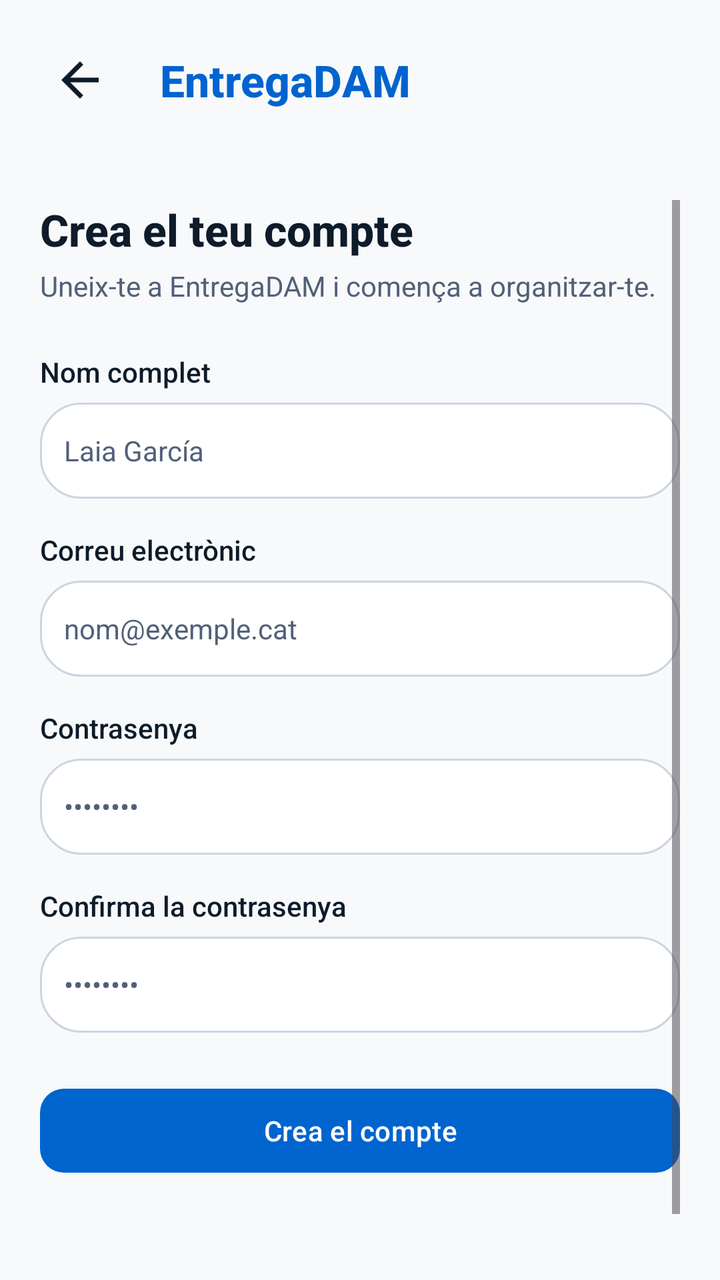
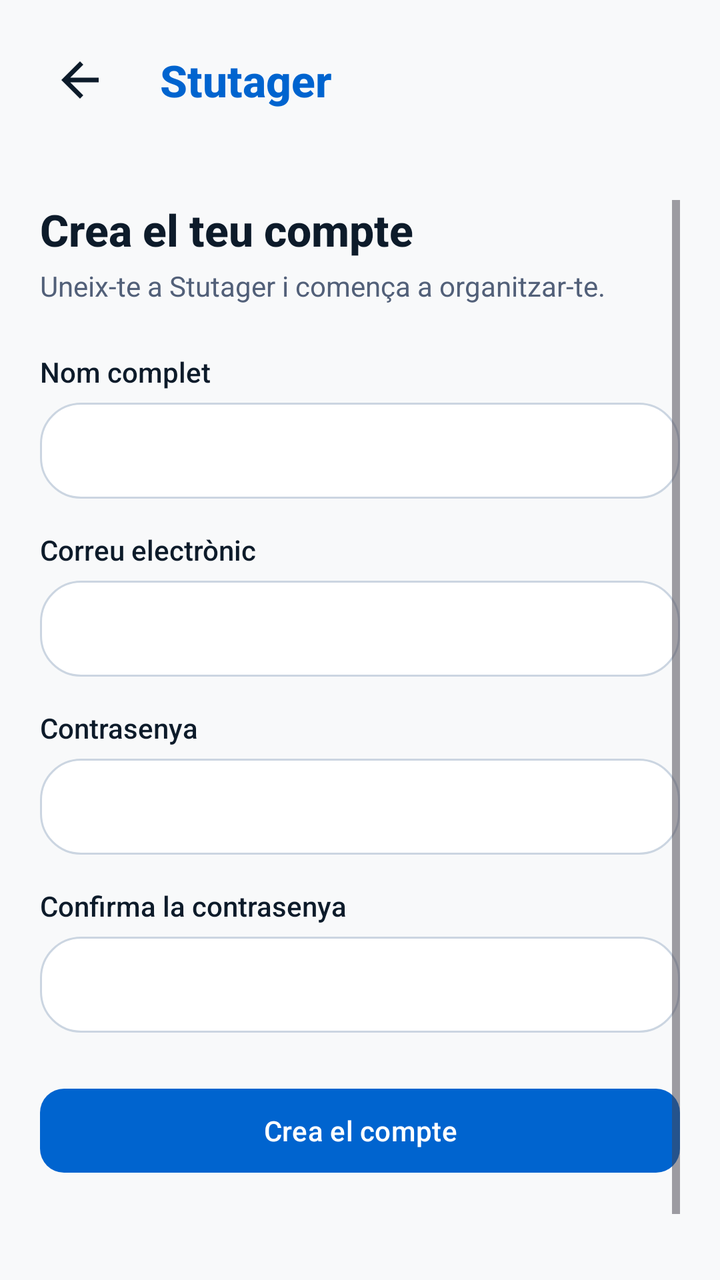

Compare the two renders of this Android layout. The source of the first and the diff that turns it into the second are given below.
<!-- AndroidManifest.xml: application theme Theme.Stutager -->
<!-- res/layout/activity_register.xml -->
<LinearLayout xmlns:android="http://schemas.android.com/apk/res/android"
    xmlns:app="http://schemas.android.com/apk/res-auto"
    android:layout_width="match_parent"
    android:layout_height="match_parent"
    android:orientation="vertical">

    <LinearLayout
        android:layout_width="match_parent"
        android:layout_height="wrap_content"
        android:gravity="center_vertical"
        android:orientation="horizontal"
        android:padding="16dp">

        <ImageView
            android:id="@+id/btnBack"
            android:clickable="true"
            android:focusable="true"
            android:layout_width="48dp"
            android:layout_height="48dp"
            android:background="?attr/selectableItemBackgroundBorderless"
            android:contentDescription="@string/back_desc"
            android:padding="10dp"
            android:src="@drawable/ic_back"
            app:tint="?attr/colorOnSurface" />

        <TextView
            android:layout_width="0dp"
            android:layout_height="wrap_content"
            android:layout_marginStart="16dp"
            android:layout_weight="1"
            android:fontFamily="sans-serif-medium"
            android:text="@string/app_name"
            android:textColor="?attr/colorPrimary"
            android:textSize="22sp"
            android:textStyle="bold" />
    </LinearLayout>

    <ScrollView
        android:layout_width="match_parent"
        android:layout_height="0dp"
        android:layout_weight="1"
        android:padding="20dp">

        <LinearLayout
            android:layout_width="match_parent"
            android:layout_height="wrap_content"
            android:orientation="vertical">

            <TextView
                android:layout_width="wrap_content"
                android:layout_height="wrap_content"
                android:fontFamily="sans-serif-medium"
                android:text="@string/register_title"
                android:textColor="?attr/colorOnSurface"
                android:textSize="22sp"
                android:textStyle="bold" />

            <TextView
                android:layout_width="wrap_content"
                android:layout_height="wrap_content"
                android:layout_marginTop="4dp"
                android:layout_marginBottom="24dp"
                android:text="@string/register_subtitle"
                android:textColor="?attr/colorOnSurfaceVariant"
                android:textSize="14sp" />

            <TextView
                android:layout_width="wrap_content"
                android:layout_height="wrap_content"
                android:layout_marginBottom="6dp"
                android:fontFamily="sans-serif-medium"
                android:labelFor="@id/registerFullName"
                android:text="@string/label_fullname"
                android:textColor="?attr/colorOnSurface"
                android:textSize="14sp" />

            <EditText
                android:id="@+id/registerFullName"
                android:importantForAutofill="yes"
                android:autofillHints="personName"
                android:imeOptions="actionNext"
                android:maxLines="1"
                android:layout_width="match_parent"
                android:layout_height="wrap_content"
                android:minHeight="48dp"
                android:layout_marginBottom="16dp"
                android:background="@drawable/chip_unselected_bg"
                android:inputType="textPersonName|textCapWords"
                android:fontFamily="sans-serif"
                android:hint="@string/hint_fullname"
                android:textColorHint="?attr/colorOnSurfaceVariant"
                android:paddingHorizontal="12dp"
                android:textColor="?attr/colorOnSurface"
                android:textSize="14sp" />

            <TextView
                android:layout_width="wrap_content"
                android:layout_height="wrap_content"
                android:layout_marginBottom="6dp"
                android:fontFamily="sans-serif-medium"
                android:labelFor="@id/registerEmail"
                android:text="@string/label_email"
                android:textColor="?attr/colorOnSurface"
                android:textSize="14sp" />

            <EditText
                android:id="@+id/registerEmail"
                android:importantForAutofill="yes"
                android:autofillHints="newUsername,emailAddress"
                android:imeOptions="actionNext"
                android:maxLines="1"
                android:layout_width="match_parent"
                android:layout_height="wrap_content"
                android:minHeight="48dp"
                android:layout_marginBottom="16dp"
                android:background="@drawable/chip_unselected_bg"
                android:fontFamily="sans-serif"
                android:hint="@string/hint_email"
                android:textColorHint="?attr/colorOnSurfaceVariant"
                android:inputType="textEmailAddress"
                android:paddingHorizontal="12dp"
                android:textColor="?attr/colorOnSurface"
                android:textSize="14sp" />

            <TextView
                android:layout_width="wrap_content"
                android:layout_height="wrap_content"
                android:layout_marginBottom="6dp"
                android:fontFamily="sans-serif-medium"
                android:labelFor="@id/registerPassword"
                android:text="@string/label_password"
                android:textColor="?attr/colorOnSurface"
                android:textSize="14sp" />

            <EditText
                android:id="@+id/registerPassword"
                android:importantForAutofill="yes"
                android:autofillHints="newPassword"
                android:imeOptions="actionNext"
                android:maxLines="1"
                android:layout_width="match_parent"
                android:layout_height="wrap_content"
                android:minHeight="48dp"
                android:layout_marginBottom="16dp"
                android:background="@drawable/chip_unselected_bg"
                android:fontFamily="sans-serif"
                android:hint="@string/password_hint"
                android:textColorHint="?attr/colorOnSurfaceVariant"
                android:inputType="textPassword"
                android:paddingHorizontal="12dp"
                android:textColor="?attr/colorOnSurface"
                android:textSize="14sp" />

            <TextView
                android:layout_width="wrap_content"
                android:layout_height="wrap_content"
                android:layout_marginBottom="6dp"
                android:fontFamily="sans-serif-medium"
                android:labelFor="@id/registerConfirmPassword"
                android:text="@string/label_confirm_password"
                android:textColor="?attr/colorOnSurface"
                android:textSize="14sp" />

            <EditText
                android:id="@+id/registerConfirmPassword"
                android:importantForAutofill="yes"
                android:autofillHints="newPassword"
                android:imeOptions="actionDone"
                android:maxLines="1"
                android:layout_width="match_parent"
                android:layout_height="wrap_content"
                android:minHeight="48dp"
                android:layout_marginBottom="24dp"
                android:background="@drawable/chip_unselected_bg"
                android:fontFamily="sans-serif"
                android:hint="@string/password_hint"
                android:textColorHint="?attr/colorOnSurfaceVariant"
                android:inputType="textPassword"
                android:paddingHorizontal="12dp"
                android:textColor="?attr/colorOnSurface"
                android:textSize="14sp" />

            <com.google.android.material.button.MaterialButton
                android:id="@+id/btnCreateAccount"
                android:layout_width="match_parent"
                android:layout_height="wrap_content"
                android:minHeight="50dp"
                android:layout_marginBottom="16dp"
                android:text="@string/btn_create_account"
                app:backgroundTint="?attr/colorPrimary"
                app:cornerRadius="12dp" />

            <TextView
                android:id="@+id/tvAlreadyHaveAccount"
                android:layout_width="match_parent"
                android:layout_height="wrap_content"
                android:background="?attr/selectableItemBackground"
                android:clickable="true"
                android:focusable="true"
                android:gravity="center"
                android:padding="8dp"
                android:minHeight="48dp"
                android:text="@string/already_have_account"
                android:textColor="?attr/colorPrimary"
                android:textSize="14sp" />

        </LinearLayout>
    </ScrollView>

</LinearLayout>
<!-- resources referenced by this layout -->
<resources>
  <!-- drawable chip_unselected_bg (drawable) -->
  <shape xmlns:android="http://schemas.android.com/apk/res/android"
      android:shape="rectangle">
      <solid android:color="?attr/colorSurface" />
      <stroke android:width="1dp" android:color="?attr/colorOutlineVariant" />
      <corners android:radius="20dp" />
  </shape>
  <!-- drawable ic_back (drawable) -->
  <vector xmlns:android="http://schemas.android.com/apk/res/android"
      android:width="24dp"
      android:height="24dp"
      android:viewportWidth="24"
      android:viewportHeight="24">
      <path
          android:fillColor="?attr/colorOnSurface"
          android:pathData="M20,11H7.83l5.59,-5.59L12,4l-8,8 8,8 1.41,-1.41L7.83,13H20v-2z"/>
  </vector>
  <string name="already_have_account">Ja tens compte? Inicia sessió</string>
  <string name="app_name">EntregaDAM</string>
  <string name="back_desc">Back</string>
  <string name="btn_create_account">Crea el compte</string>
  <string name="hint_email">nom@exemple.cat</string>
  <string name="hint_fullname">Laia García</string>
  <string name="label_confirm_password">Confirma la contrasenya</string>
  <string name="label_email">Correu electrònic</string>
  <string name="label_fullname">Nom complet</string>
  <string name="label_password">Contrasenya</string>
  <string name="password_hint">••••••••</string>
  <string name="register_subtitle">Uneix-te a EntregaDAM i comença a organitzar-te.</string>
  <string name="register_title">Crea el teu compte</string>
  <color name="color_primary">#0064CF</color>
  <color name="color_on_primary">#FFFFFF</color>
  <color name="color_primary_container">#D8E7FF</color>
  <color name="color_on_primary_container">#002F65</color>
  <color name="color_secondary">#093B91</color>
  <color name="color_on_secondary">#FFFFFF</color>
  <color name="color_secondary_container">#E0EDFF</color>
  <color name="color_on_secondary_container">#003C96</color>
  <color name="color_tertiary">#0F766E</color>
  <color name="color_on_tertiary">#FFFFFF</color>
  <color name="color_tertiary_container">#CCFBF1</color>
  <color name="color_on_tertiary_container">#00504A</color>
  <color name="color_error">#BA1A1A</color>
  <color name="color_on_error">#FFFFFF</color>
  <color name="color_error_container">#FFDAD6</color>
  <color name="color_on_error_container">#410002</color>
  <color name="color_background">#F8F9FA</color>
  <color name="color_on_background">#0D1B2A</color>
  <color name="color_surface">#FFFFFF</color>
  <color name="color_on_surface">#0D1B2A</color>
  <color name="color_surface_variant">#E0E6EF</color>
  <color name="color_on_surface_variant">#526079</color>
  <color name="color_outline">#728093</color>
  <color name="color_outline_variant">#CBD5E1</color>
  <color name="color_surface_dim">#D8DADF</color>
  <color name="color_surface_bright">#FFFFFF</color>
  <color name="color_surface_container_lowest">#FFFFFF</color>
  <color name="color_surface_container_low">#F4F8FC</color>
  <color name="color_surface_container">#EEF2F7</color>
  <color name="color_surface_container_high">#E8ECF1</color>
  <color name="color_surface_container_highest">#E1E6EB</color>
  <color name="color_inverse_surface">#29313B</color>
  <color name="color_inverse_on_surface">#F1F5FB</color>
  <color name="color_inverse_primary">#ABC7FF</color>
  <!-- unchanged entries left out for length: 1 -->
</resources>

<!-- the commit's change to res/layout/activity_register.xml (unified diff, before → after) -->
@@ -87,7 +87,6 @@
                 android:background="@drawable/chip_unselected_bg"
                 android:inputType="textPersonName|textCapWords"
                 android:fontFamily="sans-serif"
-                android:hint="@string/hint_fullname"
                 android:textColorHint="?attr/colorOnSurfaceVariant"
                 android:paddingHorizontal="12dp"
                 android:textColor="?attr/colorOnSurface"
@@ -115,7 +114,6 @@
                 android:layout_marginBottom="16dp"
                 android:background="@drawable/chip_unselected_bg"
                 android:fontFamily="sans-serif"
-                android:hint="@string/hint_email"
                 android:textColorHint="?attr/colorOnSurfaceVariant"
                 android:inputType="textEmailAddress"
                 android:paddingHorizontal="12dp"
@@ -144,7 +142,6 @@
                 android:layout_marginBottom="16dp"
                 android:background="@drawable/chip_unselected_bg"
                 android:fontFamily="sans-serif"
-                android:hint="@string/password_hint"
                 android:textColorHint="?attr/colorOnSurfaceVariant"
                 android:inputType="textPassword"
                 android:paddingHorizontal="12dp"
@@ -173,7 +170,6 @@
                 android:layout_marginBottom="24dp"
                 android:background="@drawable/chip_unselected_bg"
                 android:fontFamily="sans-serif"
-                android:hint="@string/password_hint"
                 android:textColorHint="?attr/colorOnSurfaceVariant"
                 android:inputType="textPassword"
                 android:paddingHorizontal="12dp"
<!-- resource entries referenced after the edit -->
@@ -18,17 +18,14 @@
           android:pathData="M20,11H7.83l5.59,-5.59L12,4l-8,8 8,8 1.41,-1.41L7.83,13H20v-2z"/>
   </vector>
   <string name="already_have_account">Ja tens compte? Inicia sessió</string>
-  <string name="app_name">EntregaDAM</string>
-  <string name="back_desc">Back</string>
+  <string name="app_name">Stutager</string>
+  <string name="back_desc">Torna enrere</string>
   <string name="btn_create_account">Crea el compte</string>
-  <string name="hint_email">nom@exemple.cat</string>
-  <string name="hint_fullname">Laia García</string>
   <string name="label_confirm_password">Confirma la contrasenya</string>
   <string name="label_email">Correu electrònic</string>
   <string name="label_fullname">Nom complet</string>
   <string name="label_password">Contrasenya</string>
-  <string name="password_hint">••••••••</string>
-  <string name="register_subtitle">Uneix-te a EntregaDAM i comença a organitzar-te.</string>
+  <string name="register_subtitle">Uneix-te a Stutager i comença a organitzar-te.</string>
   <string name="register_title">Crea el teu compte</string>
   <color name="color_primary">#0064CF</color>
   <color name="color_on_primary">#FFFFFF</color>
